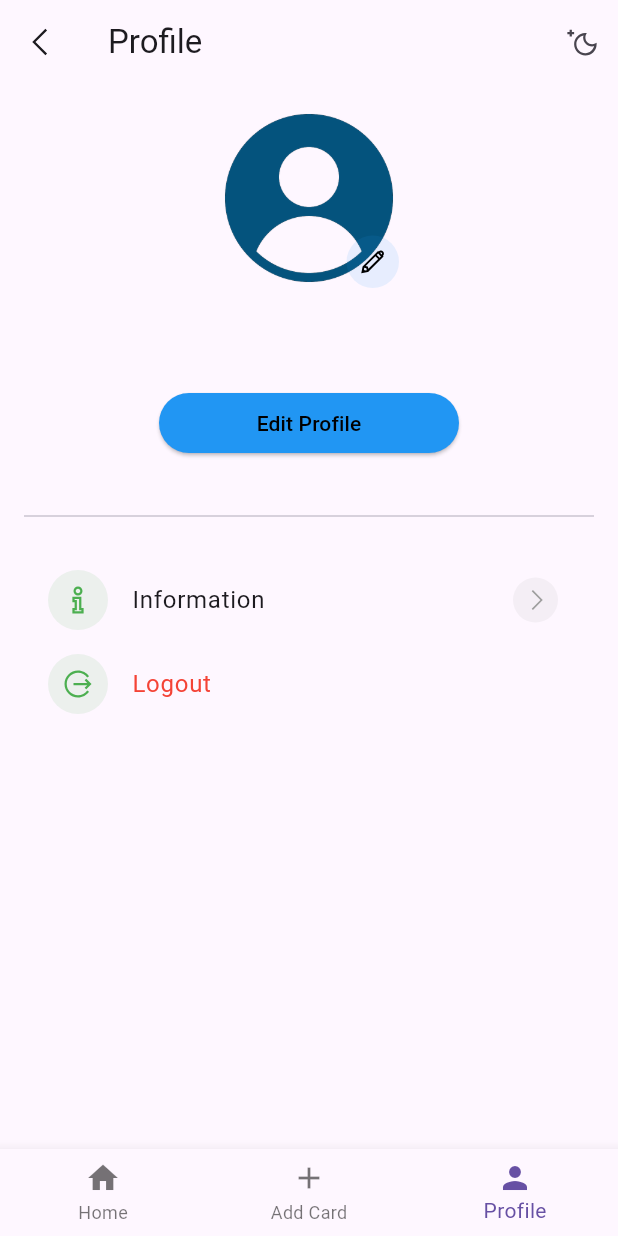
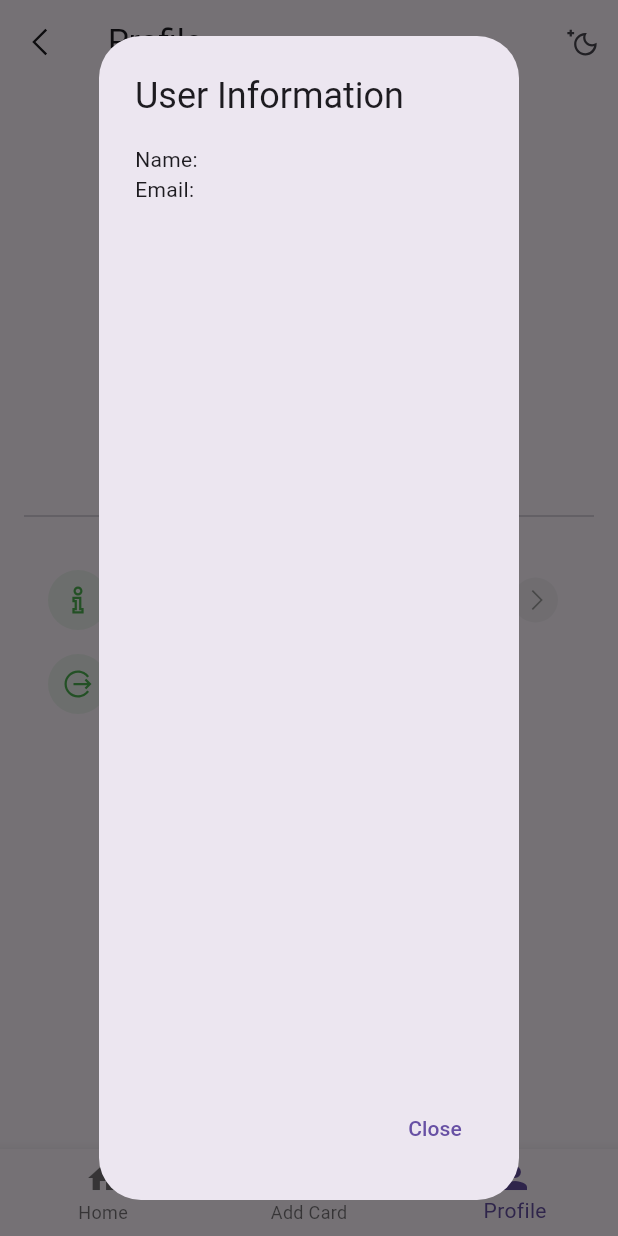
Before and after one commit to Mohamed-Ahmed-Esmat/CodeAlpha_FlashCard_Quiz_App, a Flutter app: the screen it shows once a user with an empty profile is signed in, item 3 of the bottom bar chosen, after a tap on "Information", on a phone screen of 412 x 824 dp. Run offline on Flutter 3.47's test engine with Material 3 defaults, Android fonts, the phone set to English and light mode, and no system bars; our stand-ins replace audioplayers, cloud_firestore, file_picker, firebase_auth, firebase_core, flip_card and 5 more; missing offline and left inert: excel, sa4_migration_kit; accounts and stored records are empty.

Commit message:
some changes in the profile page

```diff
--- a/lib/pages/profile.dart
+++ b/lib/pages/profile.dart
@@ -43,22 +43,6 @@ class ProfileScreen extends StatelessWidget {
                             image: AssetImage(
                                 'assets/images/profile_default.png'))),
                   ),
-                  Positioned(
-                    bottom: 0,
-                    right: 0,
-                    child: Container(
-                      width: 35,
-                      height: 35,
-                      decoration: BoxDecoration(
-                          borderRadius: BorderRadius.circular(100),
-                          color: Colors.blue.withOpacity(0.1)),
-                      child: const Icon(
-                        LineAwesomeIcons.alternate_pencil,
-                        color: Colors.black,
-                        size: 20,
-                      ),
-                    ),
-                  ),
                 ],
               ),
               const SizedBox(height: 10),
@@ -88,9 +72,35 @@ class ProfileScreen extends StatelessWidget {
 
               const SizedBox(height: 10),
               ProfileMenuWidget(
-                  title: 'Information',
-                  icon: LineAwesomeIcons.info,
-                  onPress: () {}),
+                title: 'Information',
+                icon: LineAwesomeIcons.info,
+                onPress: () {
+                  showDialog(
+                    context: context,
+                    builder: (BuildContext context) {
+                      return AlertDialog(
+                        title: Text('User Information'),
+                        content: Column(
+                          crossAxisAlignment: CrossAxisAlignment.start,
+                          children: <Widget>[
+                            Text('Name: ${user?.displayName}'),
+                            Text('Email: ${user?.email}'),
+                            // Add more user information here
+                          ],
+                        ),
+                        actions: <Widget>[
+                          TextButton(
+                            child: Text('Close'),
+                            onPressed: () {
+                              Navigator.of(context).pop();
+                            },
+                          ),
+                        ],
+                      );
+                    },
+                  );
+                },
+              ),
               ProfileMenuWidget(
                   title: 'Logout',
                   icon: LineAwesomeIcons.alternate_sign_out,
--- a/lib/pages/update_profile.dart
+++ b/lib/pages/update_profile.dart
@@ -9,7 +9,7 @@ class UpdateProfileScreen extends StatelessWidget {
     // Dummy values for undefined vars
     const String tEditProfile = 'Edit Profile';
     const double tDefaultSize = 16;
-    const String tProfileImage = 'assets/profile_default.png';
+    const String tProfileImage = 'assets/images/profile_default.png';
     const Color tPrimaryColor = Colors.cyan;
     const double tFormHeight = 20.0;
     const String tFullName = 'Full Name';
@@ -55,7 +55,7 @@ class UpdateProfileScreen extends StatelessWidget {
                         borderRadius: BorderRadius.circular(100),
                         color: tPrimaryColor,
                       ),
-                      child: const Icon(LineAwesomeIcons.camera,
+                      child: const Icon(LineAwesomeIcons.alternate_pencil,
                           color: Colors.black, size: 20),
                     ),
                   ),
```
